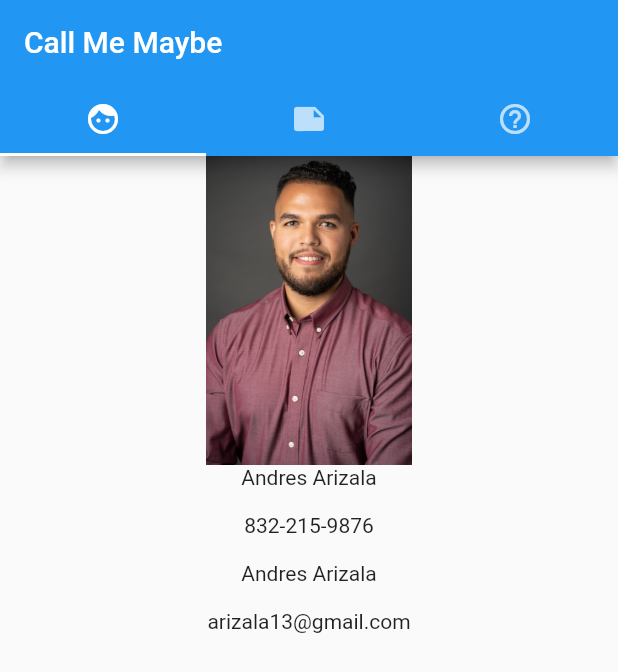
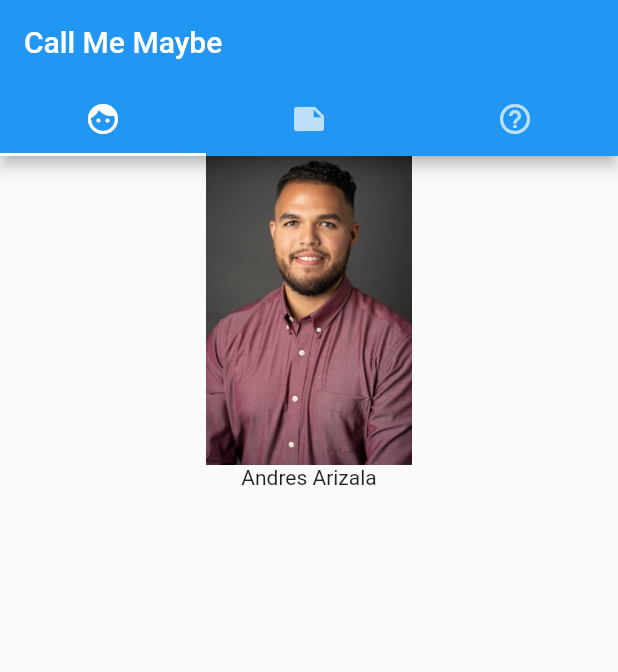
Before and after one commit to arizala13/project_3, a Flutter app: the screen it shows after launch, on a phone screen of 412 x 824 dp. Shown: the top 672 px of the screen. Run offline on Flutter 3.47's test engine with Material 2 defaults, Android fonts, the phone set to English and light mode, and no system bars.

Commit message:
Cleaning up

```diff
--- a/lib/main.dart
+++ b/lib/main.dart
@@ -28,15 +28,18 @@ class MyApp extends StatelessWidget {
                   AspectRatio(
                     aspectRatio: 4 /2,
                     child: Image.asset('assets/Andres-Arizala.jpg')),
-                  Column(
+                  /* Column(
                     children: <Widget>[
                       Center(child: Text('Andres Arizala \n', textAlign: TextAlign.center)),
                       Center(child: Text('832-215-9876 \n', textAlign: TextAlign.center)),
                       Center(child: Text('Andres Arizala \n', textAlign: TextAlign.center)),
-                      Center(child: Text('arizala13@gmail.com \n', textAlign: TextAlign.center)),
-                      //Center(child: GestureDetector(onTap: () => launch('arizala13@gmail.com'))),
+                      Center(child: GestureDetector(onTap: () => launch('sms:5550101234'))),
                     ],
-                  ),
+                  ), */
+                  Center(child: GestureDetector(
+                    onTap: () => launch('sms:5550101234'),
+                    child: Text('Andres Arizala \n', textAlign: TextAlign.center))
+                    ),
                 ],
               ),
               Text('Resume', textAlign: TextAlign.center,),
```
